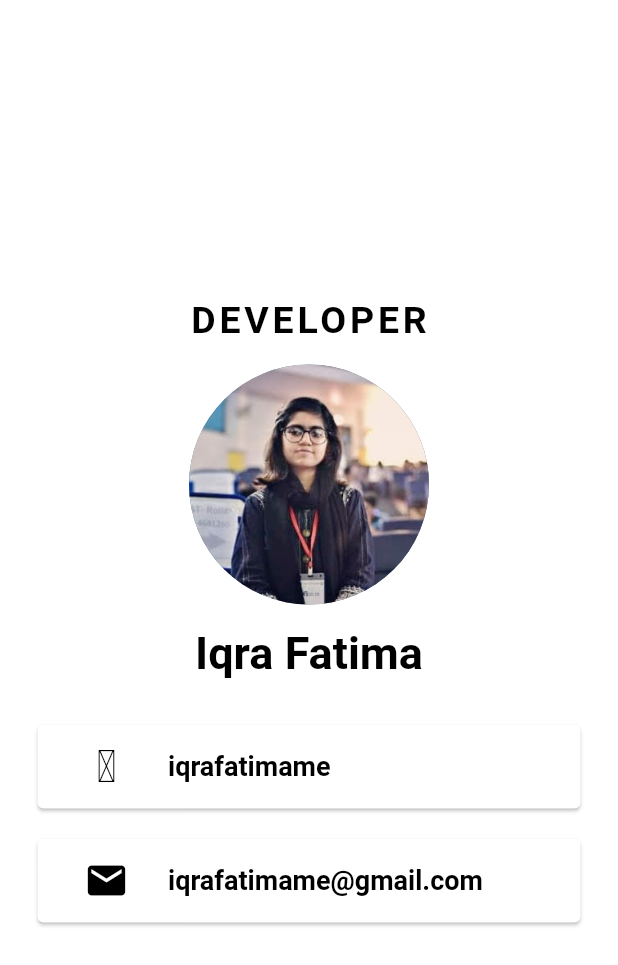
After one commit to iqrafatimame/COVID-19, a Flutter app: the Developer screen opened directly, on a phone screen of 412 x 824 dp. The commit adds this screen. Shown: the top 965 px of the screen. Run offline on Flutter 3.47's test engine with Material 2 defaults, Android fonts, the phone set to English and light mode, and no system bars; network calls fail.

Commit message:
📦 NEW: Added some newtabs

```diff
--- /dev/null
+++ b/lib/developer.dart
@@ -0,0 +1,99 @@
+import 'package:flutter/material.dart';
+import 'presentation/my_flutter_app_icons.dart';
+class Developer extends StatefulWidget {
+  @override
+  _DeveloperState createState() => _DeveloperState();
+}
+
+class _DeveloperState extends State<Developer> {
+  @override
+  Widget build(BuildContext context) {
+    return Scaffold(
+      backgroundColor: Colors.white,
+        body: SafeArea(
+          child: Center(
+            child: Column(
+              mainAxisAlignment: MainAxisAlignment.center,
+            children: <Widget>[
+              Text('DEVELOPER',
+              style: TextStyle(
+                fontSize: 25.0,
+                color: Colors.black,
+                letterSpacing: 2.5,
+                fontWeight: FontWeight.bold,
+               ),
+              ),
+              SizedBox(
+                height: 15.0,
+              ),
+              CircleAvatar(
+                radius:80.0,
+                backgroundColor: Colors.blueGrey,
+               backgroundImage: AssetImage('images/iqra.jpg'),
+              ),
+              SizedBox(
+                height: 15.0,
+              ),
+              Text('Iqra Fatima',
+              style: TextStyle(
+                fontFamily: 'Pacifico',
+                fontSize: 30.0,
+                color: Colors.black,
+                fontWeight: FontWeight.bold,
+               ),
+              ),
+              SizedBox(
+                height: 20.0,
+                width: 150.0,
+                child: Divider(
+                    color: Colors.white,
+                ),
+                ),
+              Card(
+                margin: EdgeInsets.symmetric(vertical: 10.0, horizontal: 25.0),
+                child: Padding(
+                  padding: const EdgeInsets.only(
+                    left: 15.0,
+                  ),
+                  child: ListTile(
+                    leading:Icon(MyFlutterApp.github,
+                            size: 30.0,
+                            color: Colors.black,
+                     ),
+                     title: Text('iqrafatimame',
+                            style: TextStyle(
+                            fontSize: 18.0,
+                            fontWeight: FontWeight.bold,
+                            color: Colors.black,),
+                     ),
+                  )
+                ),
+              ),
+              Card(
+                margin: EdgeInsets.symmetric(vertical: 10.0, horizontal: 25.0),
+                child: Padding(
+                  padding: const EdgeInsets.only(
+                    left: 15.0,
+                  ),
+                  child: ListTile(
+                    leading:Icon(Icons.email,
+                            size: 30.0,
+                            color: Colors.black,
+                     ),
+                     title: Text('iqrafatimame@gmail.com',
+                            style: TextStyle(
+                            fontSize: 18.0,
+                            fontWeight: FontWeight.bold,
+                            color: Colors.black,),
+                     ),
+                  )
+                ),
+              ),
+
+            ],
+          ),
+        ),
+      ),
+    );
+  }
+}
--- a/lib/home_page.dart
+++ b/lib/home_page.dart
@@ -131,7 +131,7 @@ class First extends StatefulWidget{
                                       SizedBox(height: 20.0),
                                       Text('${countryData[index]["active"]}',
                                       style: TextStyle(
-                                        color: Colors.green,
+                                        color: Colors.blue,
                                         fontSize: 20.0,
                                         fontWeight: FontWeight.bold,
                                       ),
--- /dev/null
+++ b/lib/presentation/my_flutter_app_icons.dart
@@ -0,0 +1,35 @@
+/// Flutter icons MyFlutterApp
+/// Copyright (C) 2020 by original authors @ fluttericon.com, fontello.com
+/// This font was generated by FlutterIcon.com, which is derived from Fontello.
+///
+/// To use this font, place it in your fonts/ directory and include the
+/// following in your pubspec.yaml
+///
+/// flutter:
+///   fonts:
+///    - family:  MyFlutterApp
+///      fonts:
+///       - asset: fonts/MyFlutterApp.ttf
+///
+///
+/// * Typicons, (c) Stephen Hutchings 2012
+///         Author:    Stephen Hutchings
+///         License:   SIL (http://scripts.sil.org/OFL)
+///         Homepage:  http://typicons.com/
+/// * Elusive, Copyright (C) 2013 by Aristeides Stathopoulos
+///         Author:    Aristeides Stathopoulos
+///         License:   SIL (http://scripts.sil.org/OFL)
+///         Homepage:  http://aristeides.com/
+///
+import 'package:flutter/widgets.dart';
+
+class MyFlutterApp {
+  MyFlutterApp._();
+
+  static const _kFontFam = 'MyFlutterApp';
+  static const _kFontPkg = null;
+
+  static const IconData flag_filled = IconData(0xe800, fontFamily: _kFontFam, fontPackage: _kFontPkg);
+  static const IconData github = IconData(0xe801, fontFamily: _kFontFam, fontPackage: _kFontPkg);
+  static const IconData github_text = IconData(0xe8fd, fontFamily: _kFontFam, fontPackage: _kFontPkg);
+}
--- a/pubspec.yaml
+++ b/pubspec.yaml
@@ -43,6 +43,12 @@ flutter:
   # the material Icons class.
   uses-material-design: true
 
+  fonts:
+    - family:  MyFlutterApp
+    - family: Pacifico
+      fonts:
+       - asset: fonts/MyFlutterApp.ttf
+       - asset: fonts/Pacifico-Regular.ttf
   # To add assets to your application, add an assets section, like this:
   assets:
     - images/
```
Also changed, not shown: lib/main.dart (+15 -4 lines), lib/pakistan.dart (added, +175 -0 lines), fonts/MyFlutterApp.ttf (added), fonts/Pacifico-Regular.ttf (added), images/flag.jpg (added), images/iqra.jpg (added).
